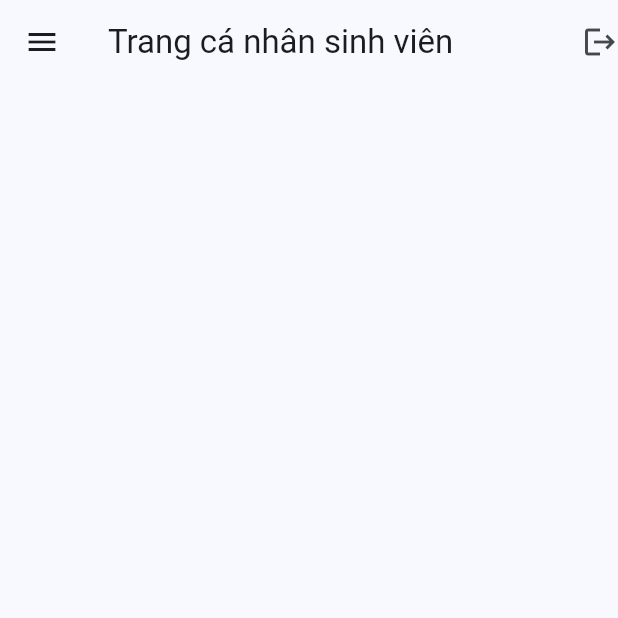
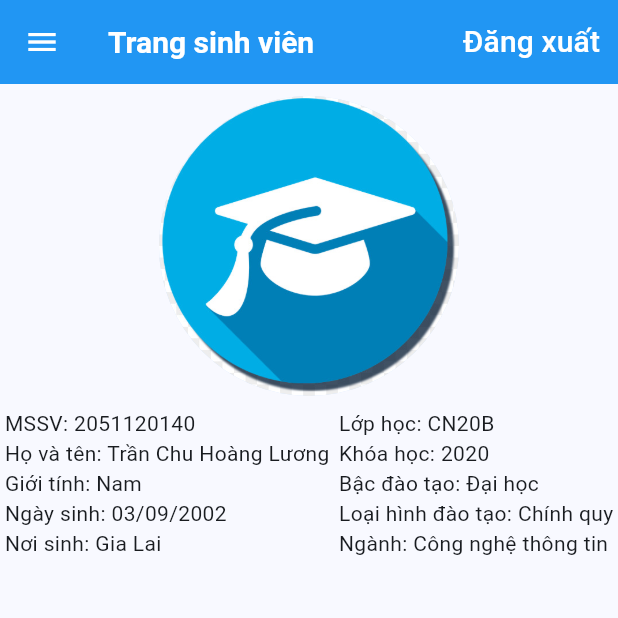
Before and after one commit to tranhoangluong/student_management_app, a Flutter app: the HomeScreen screen opened by its route, on a phone screen of 412 x 824 dp, the top half of it. Run offline on Flutter 3.47's test engine with Material 3 defaults, Android fonts, the phone set to English and light mode, and no system bars; our stand-ins replace firebase_auth, firebase_core, sqflite; accounts and stored records are empty.

```diff
--- a/lib/model/student_model.dart
+++ b/lib/model/student_model.dart
@@ -2,5 +2,60 @@ class Student {
   final int id;
   final String name;
   final String address;
-  Student({required this.id, required this.name, required this.address});
+  final String sex;
+  final String birth;
+  final String whereBorn;
+  final String classOfStudent;
+  final int course;
+  final String educationLevel;
+  final String typeOfEducation;
+  final String major;
+
+  Student({
+    required this.id,
+    required this.name,
+    required this.address,
+    required this.sex,
+    required this.birth,
+    required this.whereBorn,
+    required this.classOfStudent,
+    required this.course,
+    required this.educationLevel,
+    required this.typeOfEducation,
+    required this.major,
+  });
+
+  Map<String, dynamic> toMap() {
+    return {
+      'id': id,
+      'name': name,
+      'address': address,
+      'sex': sex,
+      'birth': birth,
+      'whereBorn': whereBorn,
+      'class': classOfStudent,
+      'course': course,
+      'educationLevel': educationLevel,
+      'typeOfEducation': typeOfEducation,
+      'major': major,
+    };
+  }
+
+  factory Student.fromJson(Map<String, dynamic> json) => Student(
+      id: json['id'],
+      name: json['name'],
+      address: json['address'],
+      sex: json['sex'],
+      birth: json['birth'],
+      whereBorn: json['whereBorn'],
+      classOfStudent: json['classOfStudent'],
+      course: json['course'],
+      educationLevel: json['educationLevel'],
+      typeOfEducation: json['typeOfEducation'],
+      major: json['major']);
+
+  @override
+  String toString() {
+    return 'Student{id: $id, name: $name, address: $address, sex: $sex, birth: $birth, whereBorn: $whereBorn, classOfStudent: $classOfStudent, course: $course, educationLevel: $educationLevel, typeOfEducation: $typeOfEducation, major: $major,}';
+  }
 }
--- a/lib/screen/home_screen.dart
+++ b/lib/screen/home_screen.dart
@@ -1,4 +1,9 @@
 import 'package:flutter/material.dart';
+import 'package:student_management_app/database/sqlite_controller.dart';
+import 'package:student_management_app/model/student_model.dart';
+
+import 'package:student_management_app/screen/login_screen.dart';
+import 'package:student_management_app/service/auth.dart';
 
 class HomeScreen extends StatelessWidget {
   const HomeScreen({super.key});
@@ -9,20 +14,137 @@ class HomeScreen extends StatelessWidget {
   Widget build(BuildContext context) {
     return Scaffold(
       appBar: AppBar(
-        leading: const Icon(Icons.menu),
-        title: const Text('Trang cá nhân sinh viên'),
-        actions: const [
-          Icon(Icons.logout),
+        backgroundColor: Colors.blue,
+        leading: IconButton(
+          onPressed: () {},
+          icon: const Icon(
+            Icons.menu,
+            color: Colors.white,
+          ),
+        ),
+        title: const Text(
+          'Trang sinh viên',
+          style: TextStyle(
+              color: Colors.white, fontWeight: FontWeight.bold, fontSize: 20),
+        ),
+        actions: [
+          TextButton(
+              onPressed: () {
+                Auth.signOut();
+                Navigator.of(context).pushReplacement(MaterialPageRoute(
+                  builder: (context) => const LoginScreen(),
+                ));
+                usernameController.clear();
+                passwordController.clear();
+              },
+              child: const Text(
+                'Đăng xuất',
+                style: TextStyle(fontSize: 20, color: Colors.white),
+              ))
         ],
       ),
-      body: Center(
-        child: Column(
-          children: [
-            Container(),
-            Container(),
-          ],
-        ),
+      body: Column(
+        children: [
+          Center(
+            child: Stack(
+              children: [
+                Container(
+                  margin: const EdgeInsets.all(8),
+                  height: 200,
+                  width: 200,
+                  child: const CircleAvatar(
+                    backgroundImage: AssetImage('assets/image/image_1.jpg'),
+                  ),
+                ),
+              ],
+            ),
+          ),
+          const InformationStudentWidget(),
+        ],
       ),
     );
   }
 }
+
+class InformationStudentWidget extends StatefulWidget {
+  const InformationStudentWidget({super.key});
+
+  @override
+  State<InformationStudentWidget> createState() =>
+      _InformationStudentWidgetState();
+}
+
+class _InformationStudentWidgetState extends State<InformationStudentWidget> {
+  late SqliteController sqliteController;
+  final Student _student = Student(
+      id: 2051120140,
+      name: 'Trần Chu Hoàng Lương',
+      address: 'Xã Ia Bang',
+      sex: 'Nam',
+      birth: '03/09/2002',
+      whereBorn: 'Gia Lai',
+      classOfStudent: 'CN20B',
+      course: 2020,
+      educationLevel: 'Đại học',
+      typeOfEducation: 'Chính quy',
+      major: 'Công nghệ thông tin');
+
+  @override
+  void initState() {
+    sqliteController = SqliteController();
+    sqliteController.insertStudent(_student);
+    sqliteController.student();
+    super.initState();
+  }
+
+  @override
+  Widget build(BuildContext context) {
+    return Row(
+      mainAxisAlignment: MainAxisAlignment.spaceAround,
+      children: [
+        Column(
+          crossAxisAlignment: CrossAxisAlignment.start,
+          textDirection: TextDirection.ltr,
+          children: [
+            Text(
+              'MSSV: ${_student.id}',
+            ),
+            Text(
+              'Họ và tên: ${_student.name}',
+            ),
+            Text(
+              'Giới tính: ${_student.sex}',
+            ),
+            Text(
+              'Ngày sinh: ${_student.birth}',
+            ),
+            Text(
+              'Nơi sinh: ${_student.whereBorn}',
+            ),
+          ],
+        ),
+        Column(
+          crossAxisAlignment: CrossAxisAlignment.start,
+          textDirection: TextDirection.ltr,
+          children: [
+            Text(
+              'Lớp học: ${_student.classOfStudent}',
+            ),
+            Text(
+              'Khóa học: ${_student.course}',
+            ),
+            Text(
+              'Bậc đào tạo: ${_student.educationLevel}',
+            ),
+            Text(
+              'Loại hình đào tạo: ${_student.typeOfEducation}',
+            ),
+            Text(
+              'Ngành: ${_student.major}',
+            ),
+          ],
+        )
+      ],
+    );
+  }
+}
--- a/pubspec.yaml
+++ b/pubspec.yaml
@@ -41,6 +41,8 @@ dependencies:
   firebase_auth: ^4.16.0
   cloud_firestore: ^4.14.0
   shared_preferences: ^2.2.2
+  image_picker: ^1.0.7
+  path: ^1.8.3
 
 dev_dependencies:
   flutter_test:
```
Also changed, not shown: lib/database/sqlite_controller.dart (added, +66 -0 lines), lib/screen/login_screen.dart (+6 -4 lines), lib/service/auth.dart (+8 -4 lines), lib/database/student_sqlite.dart (deleted), pubspec.lock, 2 other files.
